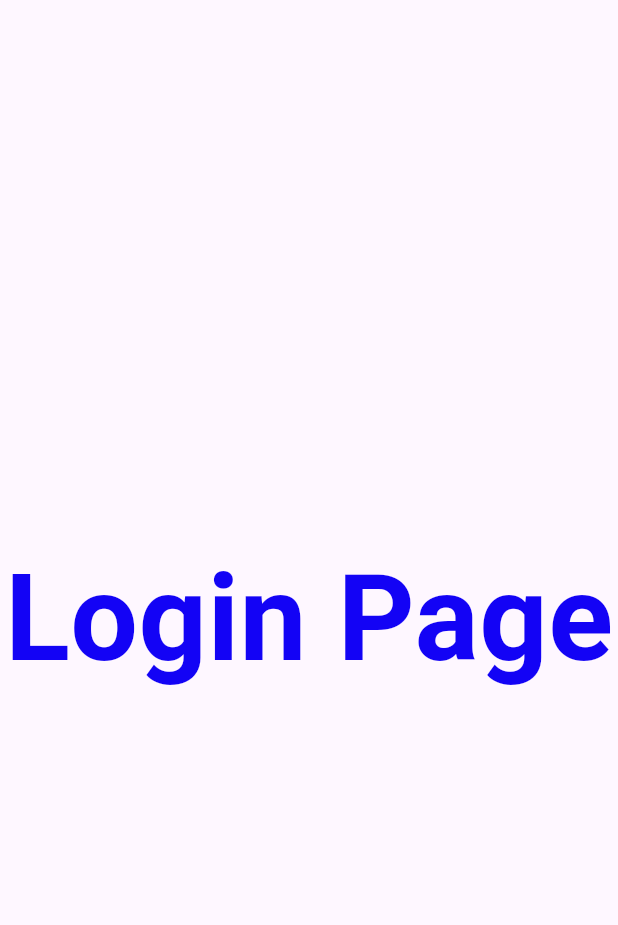
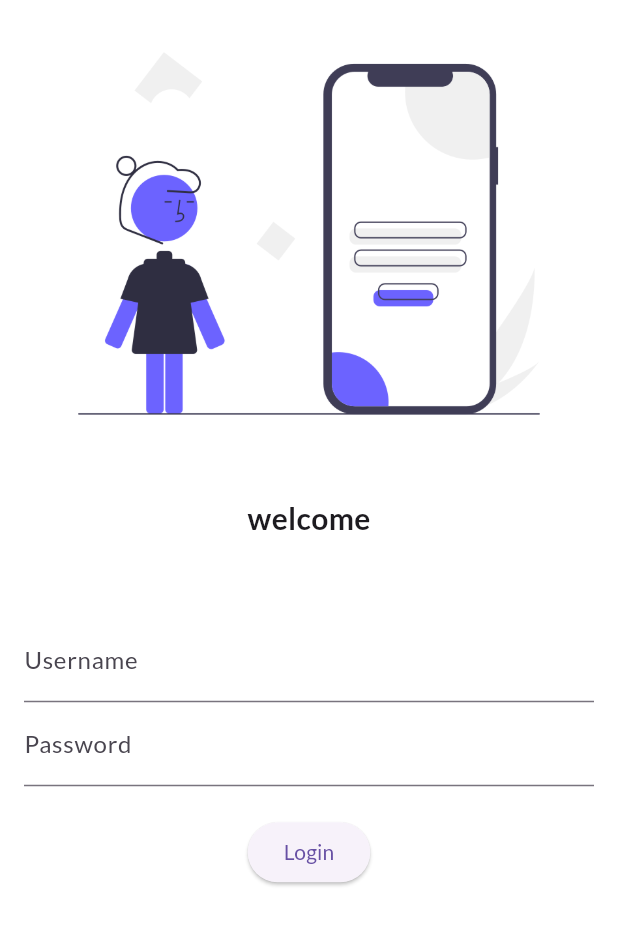
Before and after one commit to Sshiv777/Flutter, a Flutter app: the screen it shows after launch, on a phone screen of 412 x 824 dp. Shown: the top 925 px of the screen. Run offline on Flutter 3.47's test engine with Material 3 defaults, Android fonts, the phone set to English and light mode, and no system bars; our stand-ins replace google_fonts.

Commit message:
Day 4 completed

```diff
--- a/lib/main.dart
+++ b/lib/main.dart
@@ -1,6 +1,7 @@
 import "package:flutter/material.dart";
 import "package:flutter_application/pages/home_page.dart";
 import "package:flutter_application/pages/login_page.dart";
+import "package:google_fonts/google_fonts.dart";
 
 void main() {
   runApp(const MyApp());
@@ -13,7 +14,9 @@ class MyApp extends StatelessWidget {
   Widget build(BuildContext context) {
     return MaterialApp(
       themeMode: ThemeMode.light,
-      theme: ThemeData(primarySwatch: Colors.deepPurple),
+      theme: ThemeData(
+          primarySwatch: Colors.deepPurple,
+          fontFamily: GoogleFonts.lato().fontFamily),
       darkTheme: ThemeData(
         brightness: Brightness.light,
       ),
--- a/lib/pages/login_page.dart
+++ b/lib/pages/login_page.dart
@@ -5,17 +5,54 @@ class LoginPage extends StatelessWidget {
 
   @override
   Widget build(BuildContext context) {
-    return const Material(
-      child: Center(
-        child: Text(
-          "Login Page",
-          style: TextStyle(
-            fontSize: 80,
-            color: Color.fromARGB(255, 19, 3, 245),
-            fontWeight: FontWeight.bold,
-          ),
-        ),
-      ),
-    );
+    return Material(
+        color: const Color.fromARGB(255, 255, 255, 255),
+        child: Column(
+          children: [
+            Image.asset(
+              "assets/imgs/login_img.png",
+              fit: BoxFit.cover,
+            ),
+            const SizedBox(
+              height: 20.0,
+            ),
+            const Text(
+              "welcome",
+              style: TextStyle(fontSize: 20, fontWeight: FontWeight.bold),
+            ),
+            const SizedBox(
+              height: 20.0,
+            ),
+            Padding(
+              padding:
+                  const EdgeInsets.symmetric(horizontal: 16.0, vertical: 32.0),
+              child: Column(
+                children: [
+                  TextFormField(
+                    decoration: const InputDecoration(
+                      hintText: "Enter Username",
+                      labelText: "Username",
+                    ),
+                  ),
+                  TextFormField(
+                    obscureText: true,
+                    decoration: const InputDecoration(
+                      hintText: "Enter Password",
+                      labelText: "Password",
+                    ),
+                  ),
+                  const SizedBox(
+                    height: 20.0,
+                  ),
+                  ElevatedButton(
+                      onPressed: () {
+                        debugPrint("Hi Shiv");
+                      },
+                      child: const Text("Login"))
+                ],
+              ),
+            ),
+          ],
+        ));
   }
 }
--- a/pubspec.yaml
+++ b/pubspec.yaml
@@ -35,6 +35,7 @@ dependencies:
   # The following adds the Cupertino Icons font to your application.
   # Use with the CupertinoIcons class for iOS style icons.
   cupertino_icons: ^1.0.6
+  google_fonts: ^6.1.0
 
 dev_dependencies:
   flutter_test:
@@ -59,8 +60,8 @@ flutter:
   uses-material-design: true
 
   # To add assets to your application, add an assets section, like this:
-  # assets:
-  #   - images/a_dot_burr.jpeg
+  assets:
+     - assets/imgs/
   #   - images/a_dot_ham.jpeg
 
   # An image asset can refer to one or more resolution-specific "variants", see
```
Also changed, not shown: assets/imgs/login_img.png (added), pubspec.lock, 1 other file.
